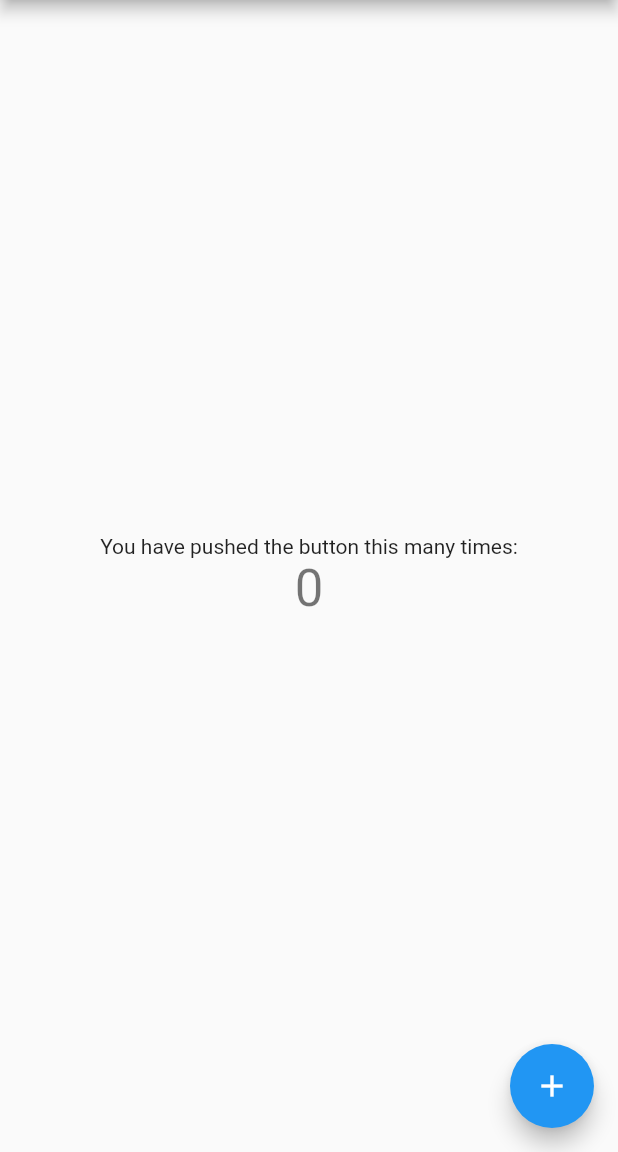
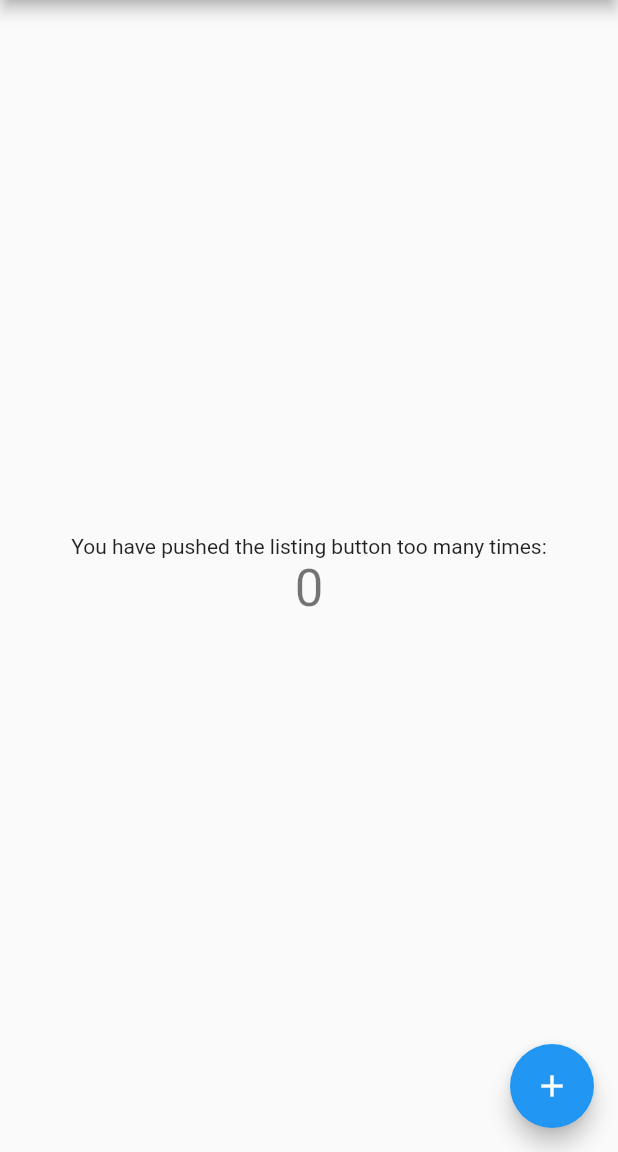
Before and after one commit to fiqahmad/flutter, a Flutter app: the screen it shows after launch, on a phone screen of 412 x 824 dp, the part 84-1236 px from its top. Run offline on Flutter 3.47's test engine with Material 2 defaults, Android fonts, the phone set to English and light mode, and no system bars.

Commit message:
edited text

```diff
--- a/lib/main.dart
+++ b/lib/main.dart
@@ -94,7 +94,7 @@ class _MyHomePageState extends State<MyHomePage> {
           mainAxisAlignment: MainAxisAlignment.center,
           children: <Widget>[
             Text(
-              'You have pushed the button this many times:',
+              'You have pushed the listing button too many times:',
             ),
             Text(
               '$_counter',
```
